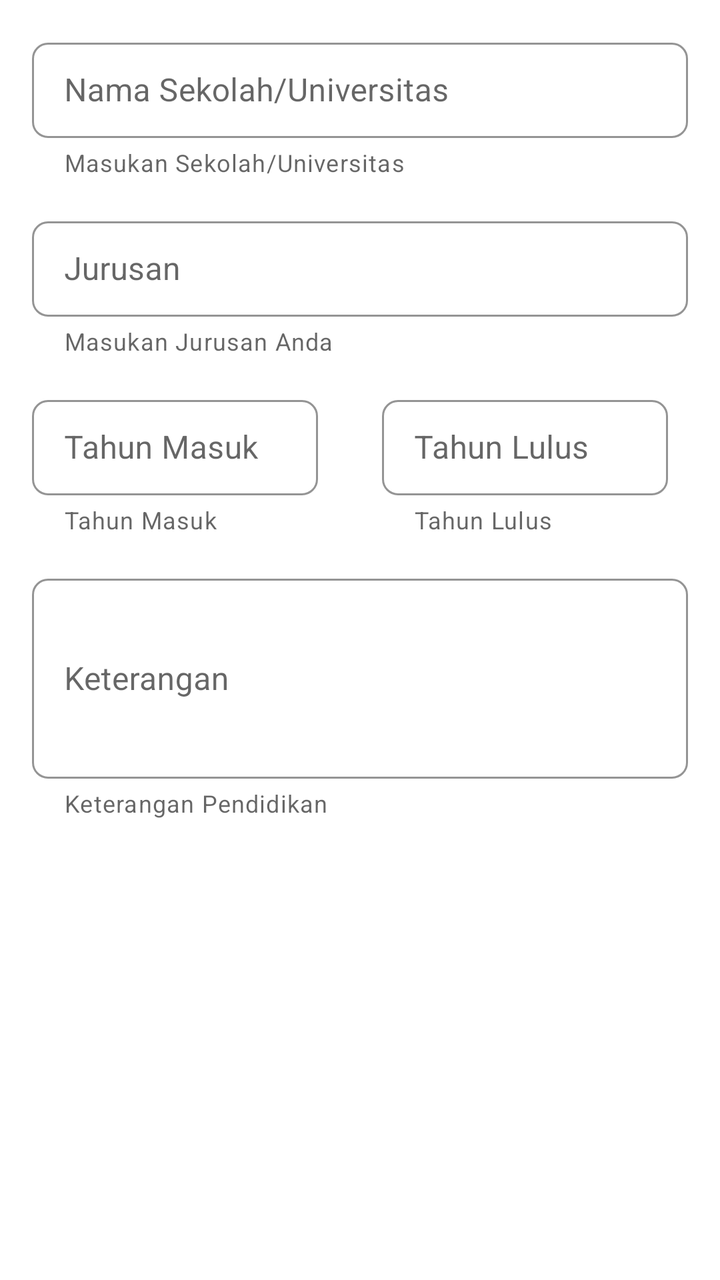
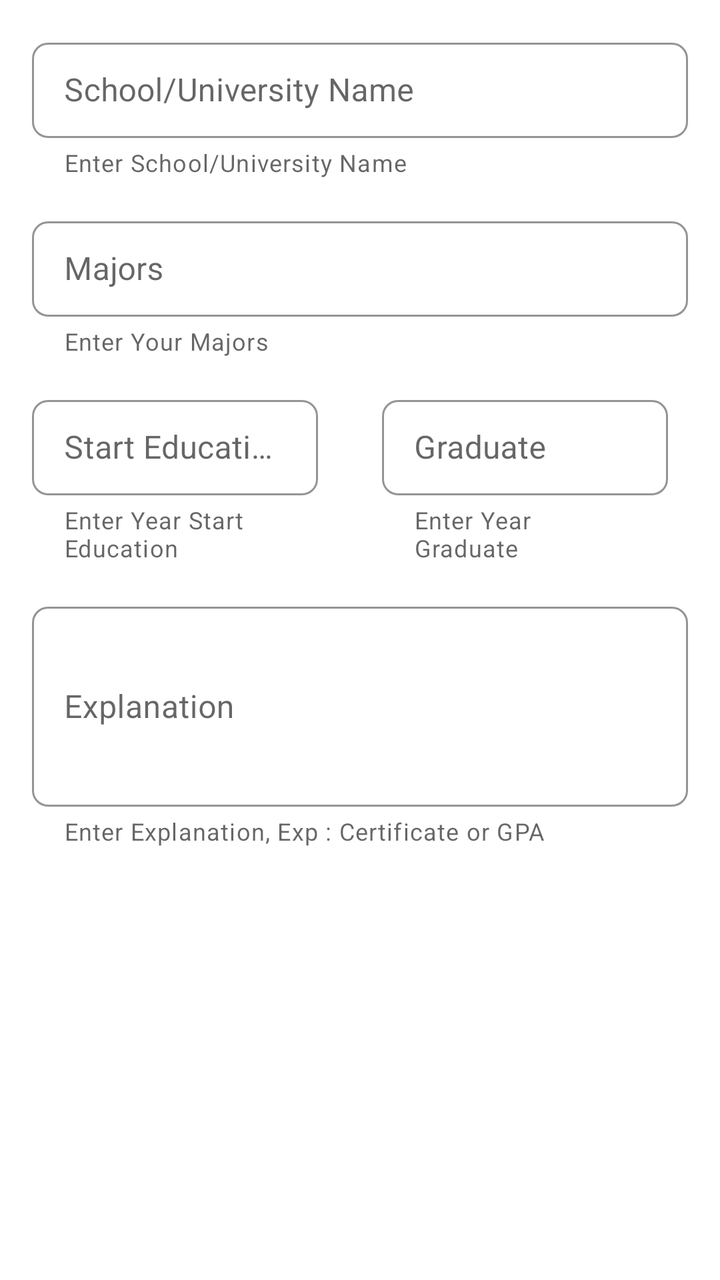

The first picture is an Android layout as it rendered before a commit; the second is the same layout after the commit. The layout source and the unified diff follow.
<!-- AndroidManifest.xml: application theme Theme.CVBuilder -->
<!-- res/layout/frag_pendidikan.xml -->
<?xml version="1.0" encoding="utf-8"?>
<LinearLayout xmlns:android="http://schemas.android.com/apk/res/android"
    xmlns:app="http://schemas.android.com/apk/res-auto"
    xmlns:tools="http://schemas.android.com/tools"
    android:layout_width="match_parent"
    android:layout_height="match_parent"
    tools:context=".detail_user.EditPendidikanActivity"
    android:orientation="vertical">


    <com.google.android.material.textfield.TextInputLayout
        style="?attr/textInputOutlinedDenseStyle"
        android:id="@+id/nama_sekolah"
        android:layout_width="match_parent"
        android:layout_height="wrap_content"
        android:hint="Nama Sekolah/Universitas"
        android:text="Nama Sekolah/Universitas"
        tools:ignore="MissingConstraints"
        app:hintTextColor="@color/black"
        app:boxStrokeColor="@color/black"
        app:boxStrokeErrorColor="@color/black"
        android:textAppearance="@color/black"
        app:shapeAppearance="@style/CustomShapeOVerlay"
        android:enabled="true"
        app:endIconMode="clear_text"
        app:boxStrokeWidthFocused="2dp"
        android:paddingTop="16dp"
        android:paddingLeft="16dp"
        android:paddingRight="16dp"
        app:hintAnimationEnabled="true"
        app:helperText="Masukan Sekolah/Universitas"
        >

        <com.google.android.material.textfield.TextInputEditText
            android:layout_width="match_parent"
            android:layout_height="wrap_content"
            android:id="@+id/nama_sekolah_et"
            />

    </com.google.android.material.textfield.TextInputLayout>
    <com.google.android.material.textfield.TextInputLayout
        style="?attr/textInputOutlinedDenseStyle"
        android:id="@+id/jurusan"
        android:layout_width="match_parent"
        android:layout_height="wrap_content"
        android:hint="Jurusan"
        android:text="Jurusan"
        tools:ignore="MissingConstraints"
        app:hintTextColor="@color/black"
        app:boxStrokeColor="@color/black"
        app:boxStrokeErrorColor="@color/black"
        android:textAppearance="@color/black"
        app:shapeAppearance="@style/CustomShapeOVerlay"
        android:enabled="true"
        app:endIconMode="clear_text"
        app:boxStrokeWidthFocused="2dp"
        android:paddingTop="16dp"
        android:paddingLeft="16dp"
        android:paddingRight="16dp"
        app:hintAnimationEnabled="true"
        app:helperText="Masukan Jurusan Anda"
        app:layout_constraintTop_toBottomOf="@+id/nama_sekolah"
        >

        <com.google.android.material.textfield.TextInputEditText
            android:layout_width="match_parent"
            android:layout_height="wrap_content"
            android:id="@+id/nama_jurusan_et"
            />

    </com.google.android.material.textfield.TextInputLayout>

    <com.google.android.material.textfield.TextInputLayout
        android:layout_width="match_parent"
        android:layout_height="wrap_content"
        />

    <LinearLayout
        android:layout_width="match_parent"
        android:layout_height="wrap_content">

    <com.google.android.material.textfield.TextInputLayout
        android:id="@+id/tahun_masuk"
        style="?attr/textInputOutlinedDenseStyle"
        android:layout_width="175dp"
        android:layout_height="wrap_content"
        android:enabled="true"
        android:hint="Tahun Masuk"
        android:paddingLeft="16dp"
        android:paddingTop="16dp"
        android:paddingRight="16dp"
        android:text="Tahun Masuk"
        android:textAppearance="@color/black"
        app:boxStrokeColor="@color/black"
        app:boxStrokeErrorColor="@color/black"
        app:boxStrokeWidthFocused="2dp"
        app:endIconMode="clear_text"
        app:helperText="Tahun Masuk"
        app:hintAnimationEnabled="true"
        app:hintTextColor="@color/black"
        app:layout_constraintEnd_toEndOf="parent"
        app:layout_constraintTop_toBottomOf="@+id/tahun_masuk"
        app:shapeAppearance="@style/CustomShapeOVerlay"
        tools:ignore="MissingConstraints">

        <com.google.android.material.textfield.TextInputEditText
            android:id="@+id/tahun_masuk_et"
            android:layout_width="match_parent"
            android:layout_height="wrap_content" />

    </com.google.android.material.textfield.TextInputLayout>

        <com.google.android.material.textfield.TextInputLayout
            android:id="@+id/tahun_lulus"
            style="?attr/textInputOutlinedDenseStyle"
            android:layout_width="175dp"
            android:layout_height="wrap_content"
            android:enabled="true"
            android:hint="Tahun Lulus"
            android:paddingLeft="16dp"
            android:paddingTop="16dp"
            android:paddingRight="16dp"
            android:text="Tahun Lulus"
            android:textAppearance="@color/black"
            app:boxStrokeColor="@color/black"
            app:boxStrokeErrorColor="@color/black"
            app:boxStrokeWidthFocused="2dp"
            app:endIconMode="clear_text"
            app:helperText="Tahun Lulus"
            app:hintAnimationEnabled="true"
            app:hintTextColor="@color/black"
            app:layout_constraintEnd_toEndOf="parent"
            app:layout_constraintTop_toBottomOf="@+id/tahun_masuk"
            app:shapeAppearance="@style/CustomShapeOVerlay"
            tools:ignore="MissingConstraints">

            <com.google.android.material.textfield.TextInputEditText
                android:id="@+id/tahun_lulus_et"
                android:layout_width="match_parent"
                android:layout_height="wrap_content" />

        </com.google.android.material.textfield.TextInputLayout>


    </LinearLayout>
    <com.google.android.material.textfield.TextInputLayout
        android:id="@+id/keterangan_pendidikan"
        style="?attr/textInputOutlinedDenseStyle"
        android:layout_width="match_parent"
        android:layout_height="wrap_content"
        android:enabled="true"
        android:hint="Keterangan"
        android:paddingLeft="16dp"
        android:paddingTop="16dp"
        android:paddingRight="16dp"
        android:text="Keterangan"
        android:textAppearance="@color/black"
        app:boxStrokeColor="@color/black"
        app:boxStrokeErrorColor="@color/black"
        app:boxStrokeWidthFocused="2dp"
        app:endIconMode="clear_text"
        app:hintAnimationEnabled="true"
        app:hintTextColor="@color/black"
        app:layout_constraintTop_toBottomOf="@+id/email"
        app:shapeAppearance="@style/CustomShapeOVerlay"
        app:helperText="Keterangan Pendidikan"
        tools:ignore="MissingConstraints">

        <com.google.android.material.textfield.TextInputEditText
            android:layout_width="match_parent"
            android:layout_height="100dp"
            android:id="@+id/keterangan_pendidikan_et"/>

    </com.google.android.material.textfield.TextInputLayout>

</LinearLayout>
<!-- resources referenced by this layout -->
<resources>
  <color name="black">#000000</color>
  <style name="CustomShapeOVerlay" parent="">
          <item name="cornerFamily">rounded</item>
          <item name="cornerSizeTopLeft">8dp</item>
          <item name="cornerSizeTopRight">8dp</item>
          <item name="cornerSizeBottomRight">8dp</item>
          <item name="cornerSizeBottomLeft">8dp</item>
      </style>
  <style name="Theme.CVBuilder" parent="Theme.MaterialComponents.DayNight.DarkActionBar">
          
          <item name="colorPrimary">@color/lavender</item>
          <item name="colorPrimaryVariant">@color/lavender</item>
          <item name="colorOnPrimary">@color/lavender</item>
          
          <item name="colorSecondary">@color/lavender</item>
          <item name="colorSecondaryVariant">@color/lavender</item>
          <item name="colorOnSecondary">@color/lavender</item>
          
          <item name="android:statusBarColor" tools:targetApi="l">?attr/colorPrimaryVariant</item>
          
          <item name="android:textColor">@color/red</item>
      </style>
  <color name="lavender">#E6E6FA</color>
  <color name="red">#FF0000</color>
</resources>

<!-- the commit's change to res/layout/frag_pendidikan.xml (unified diff, before → after) -->
@@ -13,8 +13,8 @@
         android:id="@+id/nama_sekolah"
         android:layout_width="match_parent"
         android:layout_height="wrap_content"
-        android:hint="Nama Sekolah/Universitas"
-        android:text="Nama Sekolah/Universitas"
+        android:hint="@string/school"
+        android:text="@string/school"
         tools:ignore="MissingConstraints"
         app:hintTextColor="@color/black"
         app:boxStrokeColor="@color/black"
@@ -28,7 +28,7 @@
         android:paddingLeft="16dp"
         android:paddingRight="16dp"
         app:hintAnimationEnabled="true"
-        app:helperText="Masukan Sekolah/Universitas"
+        app:helperText="@string/put_school"
         >
 
         <com.google.android.material.textfield.TextInputEditText
@@ -43,8 +43,8 @@
         android:id="@+id/jurusan"
         android:layout_width="match_parent"
         android:layout_height="wrap_content"
-        android:hint="Jurusan"
-        android:text="Jurusan"
+        android:hint="@string/majors"
+        android:text="@string/majors"
         tools:ignore="MissingConstraints"
         app:hintTextColor="@color/black"
         app:boxStrokeColor="@color/black"
@@ -58,7 +58,7 @@
         android:paddingLeft="16dp"
         android:paddingRight="16dp"
         app:hintAnimationEnabled="true"
-        app:helperText="Masukan Jurusan Anda"
+        app:helperText="@string/put_majors"
         app:layout_constraintTop_toBottomOf="@+id/nama_sekolah"
         >
 
@@ -85,17 +85,17 @@
         android:layout_width="175dp"
         android:layout_height="wrap_content"
         android:enabled="true"
-        android:hint="Tahun Masuk"
+        android:hint="@string/start_school"
         android:paddingLeft="16dp"
         android:paddingTop="16dp"
         android:paddingRight="16dp"
-        android:text="Tahun Masuk"
+        android:text="@string/start_school"
         android:textAppearance="@color/black"
         app:boxStrokeColor="@color/black"
         app:boxStrokeErrorColor="@color/black"
         app:boxStrokeWidthFocused="2dp"
         app:endIconMode="clear_text"
-        app:helperText="Tahun Masuk"
+        app:helperText="@string/put_start_school"
         app:hintAnimationEnabled="true"
         app:hintTextColor="@color/black"
         app:layout_constraintEnd_toEndOf="parent"
@@ -116,17 +116,17 @@
             android:layout_width="175dp"
             android:layout_height="wrap_content"
             android:enabled="true"
-            android:hint="Tahun Lulus"
+            android:hint="@string/grad_school"
             android:paddingLeft="16dp"
             android:paddingTop="16dp"
             android:paddingRight="16dp"
-            android:text="Tahun Lulus"
+            android:text="@string/grad_school"
             android:textAppearance="@color/black"
             app:boxStrokeColor="@color/black"
             app:boxStrokeErrorColor="@color/black"
             app:boxStrokeWidthFocused="2dp"
             app:endIconMode="clear_text"
-            app:helperText="Tahun Lulus"
+            app:helperText="@string/put_grad_school"
             app:hintAnimationEnabled="true"
             app:hintTextColor="@color/black"
             app:layout_constraintEnd_toEndOf="parent"
@@ -149,11 +149,11 @@
         android:layout_width="match_parent"
         android:layout_height="wrap_content"
         android:enabled="true"
-        android:hint="Keterangan"
+        android:hint="@string/explain_school"
         android:paddingLeft="16dp"
         android:paddingTop="16dp"
         android:paddingRight="16dp"
-        android:text="Keterangan"
+        android:text="@string/explain_school"
         android:textAppearance="@color/black"
         app:boxStrokeColor="@color/black"
         app:boxStrokeErrorColor="@color/black"
@@ -163,7 +163,7 @@
         app:hintTextColor="@color/black"
         app:layout_constraintTop_toBottomOf="@+id/email"
         app:shapeAppearance="@style/CustomShapeOVerlay"
-        app:helperText="Keterangan Pendidikan"
+        app:helperText="@string/put_explain_school"
         tools:ignore="MissingConstraints">
 
         <com.google.android.material.textfield.TextInputEditText
<!-- resource entries referenced after the edit -->
@@ -1,6 +1,16 @@
 <!-- resources referenced by this layout -->
 <resources>
   <color name="black">#000000</color>
+  <string name="explain_school">Explanation</string>
+  <string name="grad_school">Graduate</string>
+  <string name="majors">Majors</string>
+  <string name="put_explain_school">Enter Explanation, Exp : Certificate or GPA</string>
+  <string name="put_grad_school">Enter Year Graduate</string>
+  <string name="put_majors">Enter Your Majors</string>
+  <string name="put_school">Enter School/University Name</string>
+  <string name="put_start_school">Enter Year Start Education</string>
+  <string name="school">School/University Name</string>
+  <string name="start_school">Start Education</string>
   <style name="CustomShapeOVerlay" parent="">
           <item name="cornerFamily">rounded</item>
           <item name="cornerSizeTopLeft">8dp</item>
